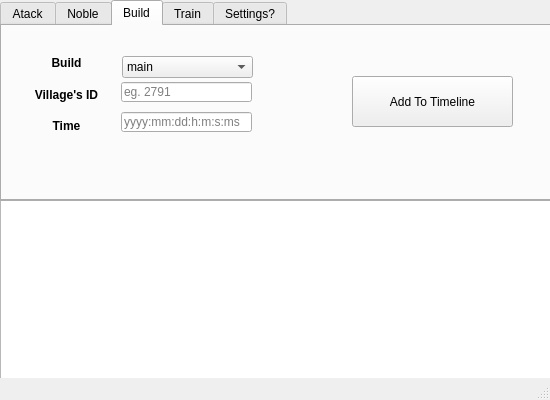
The window that main_win.ui (Erecik1/plemsy) describes before a commit, drawn with Qt 5.
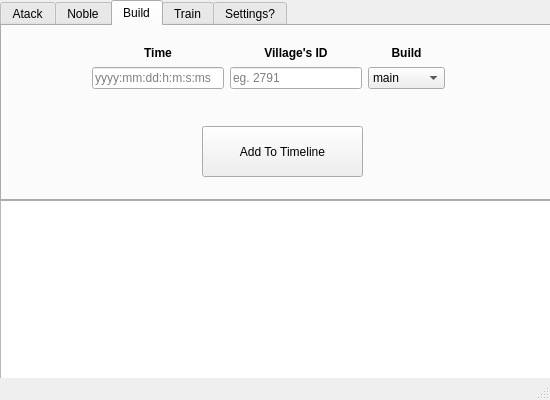
The same window after the commit. The open tabs and pages were chosen to show the change.

Commit message: 1.453 dont really know what i have added now

What changed in the file:
```diff
--- a/main_win.ui
+++ b/main_win.ui
@@ -110,93 +110,72 @@
      <attribute name="title">
       <string>Build</string>
      </attribute>
+     <widget class="QWidget" name="widget_2" native="true">
+      <property name="geometry">
+       <rect>
+        <x>20</x>
+        <y>10</y>
+        <width>491</width>
+        <height>71</height>
+       </rect>
+      </property>
+      <widget class="QWidget" name="">
+       <property name="geometry">
+        <rect>
+         <x>70</x>
+         <y>10</y>
+         <width>353</width>
+         <height>43</height>
+        </rect>
+       </property>
+       <layout class="QHBoxLayout" name="horizontalLayout_2">
+        <item>
+         <layout class="QVBoxLayout" name="verticalLayout_7">
+          <item>
+           <widget class="QLabel" name="time_label">
+            <property name="text">
+             <string>&lt;html&gt;&lt;head/&gt;&lt;body&gt;&lt;p align=&quot;center&quot;&gt;&lt;span style=&quot; font-weight:600;&quot;&gt;Time&lt;/span&gt;&lt;/p&gt;&lt;/body&gt;&lt;/html&gt;</string>
+            </property>
+           </widget>
+          </item>
+          <item>
      <widget class="QLineEdit" name="set_time">
-      <property name="geometry">
-       <rect>
-        <x>119</x>
-        <y>86</y>
-        <width>131</width>
-        <height>20</height>
-       </rect>
-      </property>
       <property name="placeholderText">
        <string>yyyy:mm:dd:h:m:s:ms</string>
       </property>
      </widget>
+          </item>
+         </layout>
+        </item>
+        <item>
+         <layout class="QVBoxLayout" name="verticalLayout_6">
+          <item>
      <widget class="QLabel" name="village_label">
-      <property name="geometry">
-       <rect>
-        <x>20</x>
-        <y>59</y>
-        <width>89</width>
-        <height>20</height>
-       </rect>
-      </property>
       <property name="text">
        <string>&lt;html&gt;&lt;head/&gt;&lt;body&gt;&lt;p align=&quot;center&quot;&gt;&lt;span style=&quot; font-weight:600;&quot;&gt;Village's ID&lt;/span&gt;&lt;/p&gt;&lt;/body&gt;&lt;/html&gt;</string>
       </property>
      </widget>
+          </item>
+          <item>
      <widget class="QLineEdit" name="ID_village">
-      <property name="geometry">
-       <rect>
-        <x>119</x>
-        <y>56</y>
-        <width>131</width>
-        <height>20</height>
-       </rect>
-      </property>
       <property name="placeholderText">
        <string>eg. 2791</string>
       </property>
      </widget>
+          </item>
+         </layout>
+        </item>
+        <item>
+         <layout class="QVBoxLayout" name="verticalLayout_5">
+          <item>
      <widget class="QLabel" name="village_label_2">
-      <property name="geometry">
-       <rect>
-        <x>20</x>
-        <y>27</y>
-        <width>89</width>
-        <height>20</height>
-       </rect>
-      </property>
       <property name="text">
        <string>&lt;html&gt;&lt;head/&gt;&lt;body&gt;&lt;p align=&quot;center&quot;&gt;&lt;span style=&quot; font-weight:600;&quot;&gt;Build&lt;/span&gt;&lt;/p&gt;&lt;/body&gt;&lt;/html&gt;</string>
       </property>
      </widget>
-     <widget class="QLabel" name="time_label">
-      <property name="geometry">
-       <rect>
-        <x>20</x>
-        <y>90</y>
-        <width>89</width>
-        <height>20</height>
-       </rect>
-      </property>
-      <property name="text">
-       <string>&lt;html&gt;&lt;head/&gt;&lt;body&gt;&lt;p align=&quot;center&quot;&gt;&lt;span style=&quot; font-weight:600;&quot;&gt;Time&lt;/span&gt;&lt;/p&gt;&lt;/body&gt;&lt;/html&gt;</string>
-      </property>
-     </widget>
-     <widget class="QPushButton" name="addToTime_build">
-      <property name="geometry">
-       <rect>
-        <x>350</x>
-        <y>50</y>
-        <width>161</width>
-        <height>51</height>
-       </rect>
-      </property>
-      <property name="text">
-       <string>Add To Timeline</string>
-      </property>
-     </widget>
+          </item>
+          <item>
      <widget class="QComboBox" name="build_type">
-      <property name="geometry">
-       <rect>
-        <x>120</x>
-        <y>30</y>
-        <width>131</width>
-        <height>22</height>
-       </rect>
-      </property>
       <item>
        <property name="text">
         <string>main</string>
@@ -268,6 +247,33 @@
        </property>
       </item>
      </widget>
+          </item>
+         </layout>
+        </item>
+       </layout>
+      </widget>
+     </widget>
+     <widget class="QPushButton" name="addToTime_build">
+      <property name="geometry">
+       <rect>
+        <x>200</x>
+        <y>100</y>
+        <width>161</width>
+        <height>51</height>
+       </rect>
+      </property>
+      <property name="text">
+       <string>Add To Timeline</string>
+      </property>
+     </widget>
+     <zorder>widget_2</zorder>
+     <zorder>set_time</zorder>
+     <zorder>village_label</zorder>
+     <zorder>ID_village</zorder>
+     <zorder>village_label_2</zorder>
+     <zorder>time_label</zorder>
+     <zorder>build_type</zorder>
+     <zorder>addToTime_build</zorder>
     </widget>
     <widget class="QWidget" name="train_tab">
      <attribute name="title">
```
Left out of the diff: 190 changed lines with no effect on the pictures. Lines whose indentation alone changed are shown as unchanged. The commit also changes 1 other file.
